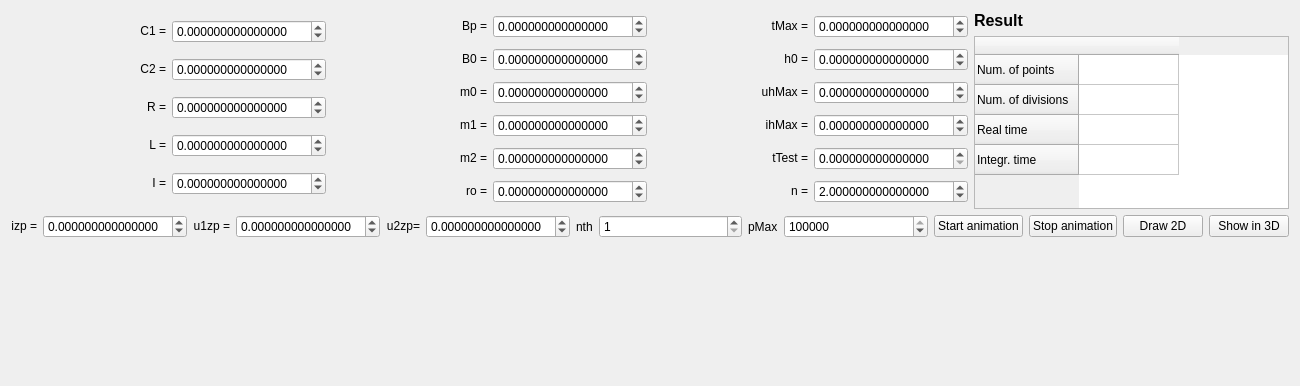
Qt form widgets/trajectorywidget.ui (zsolt-racz/chua-trajectory-visualiser) before a commit; both pictures show x 0 to 1300 and y 0 to 386 of the 1300 by 655 pixel window.
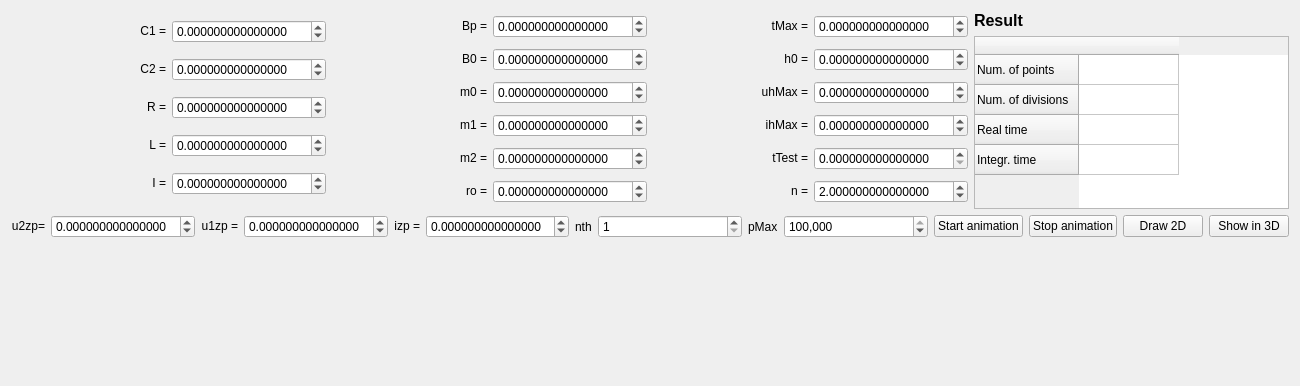
The same form after that commit. Custom widgets are drawn as their Qt base class.

What changed in the file:
```diff
--- a/widgets/trajectorywidget.ui
+++ b/widgets/trajectorywidget.ui
@@ -503,7 +503,9 @@
     </layout>
    </item>
    <item>
-    <layout class="QHBoxLayout" name="horizontalLayout_14" stretch="3,0,0">
+    <layout class="QHBoxLayout" name="horizontalLayout_14" stretch="0,0">
+     <item>
+      <layout class="QHBoxLayout" name="horizontalLayout_17">
      <item>
       <layout class="QHBoxLayout" name="horizontalLayout_16" stretch="0,0,0,0,0,0,0,0,0,0">
        <property name="spacing">
@@ -512,58 +514,6 @@
        <property name="rightMargin">
         <number>0</number>
        </property>
-       <item>
-        <widget class="QLabel" name="label_14">
-         <property name="text">
-          <string>&lt;html&gt;&lt;head/&gt;&lt;body&gt;&lt;p align=&quot;right&quot;&gt;izp =&lt;/p&gt;&lt;/body&gt;&lt;/html&gt;</string>
-         </property>
-        </widget>
-       </item>
-       <item>
-        <widget class="QDoubleSpinBox" name="input_i_0">
-         <property name="sizePolicy">
-          <sizepolicy hsizetype="Expanding" vsizetype="Fixed">
-           <horstretch>0</horstretch>
-           <verstretch>0</verstretch>
-          </sizepolicy>
-         </property>
-         <property name="decimals">
-          <number>15</number>
-         </property>
-         <property name="minimum">
-          <double>-999999.989999999990687</double>
-         </property>
-         <property name="maximum">
-          <double>999999.989999999990687</double>
-         </property>
-        </widget>
-       </item>
-       <item>
-        <widget class="QLabel" name="label_15">
-         <property name="text">
-          <string>&lt;html&gt;&lt;head/&gt;&lt;body&gt;&lt;p align=&quot;right&quot;&gt;u1zp =&lt;/p&gt;&lt;/body&gt;&lt;/html&gt;</string>
-         </property>
-        </widget>
-       </item>
-       <item>
-        <widget class="QDoubleSpinBox" name="input_u1_0">
-         <property name="sizePolicy">
-          <sizepolicy hsizetype="Expanding" vsizetype="Fixed">
-           <horstretch>0</horstretch>
-           <verstretch>0</verstretch>
-          </sizepolicy>
-         </property>
-         <property name="decimals">
-          <number>15</number>
-         </property>
-         <property name="minimum">
-          <double>-999999.989999999990687</double>
-         </property>
-         <property name="maximum">
-          <double>999999.989999999990687</double>
-         </property>
-        </widget>
-       </item>
        <item>
         <widget class="QLabel" name="label_16">
          <property name="text">
@@ -578,6 +528,67 @@
            <horstretch>0</horstretch>
            <verstretch>0</verstretch>
           </sizepolicy>
+           </property>
+           <property name="showGroupSeparator" stdset="0">
+            <bool>true</bool>
+           </property>
+           <property name="decimals">
+            <number>15</number>
+           </property>
+           <property name="minimum">
+            <double>-999999.989999999990687</double>
+           </property>
+           <property name="maximum">
+            <double>999999.989999999990687</double>
+           </property>
+          </widget>
+         </item>
+         <item>
+          <widget class="QLabel" name="label_15">
+           <property name="text">
+            <string>&lt;html&gt;&lt;head/&gt;&lt;body&gt;&lt;p align=&quot;right&quot;&gt;u1zp =&lt;/p&gt;&lt;/body&gt;&lt;/html&gt;</string>
+           </property>
+          </widget>
+         </item>
+         <item>
+          <widget class="CustomDoubleSpinBox" name="input_u1_0">
+           <property name="sizePolicy">
+            <sizepolicy hsizetype="Expanding" vsizetype="Fixed">
+             <horstretch>0</horstretch>
+             <verstretch>0</verstretch>
+            </sizepolicy>
+           </property>
+           <property name="showGroupSeparator" stdset="0">
+            <bool>true</bool>
+           </property>
+           <property name="decimals">
+            <number>15</number>
+           </property>
+           <property name="minimum">
+            <double>-999999.989999999990687</double>
+           </property>
+           <property name="maximum">
+            <double>999999.989999999990687</double>
+           </property>
+          </widget>
+         </item>
+         <item>
+          <widget class="QLabel" name="label_14">
+           <property name="text">
+            <string>&lt;html&gt;&lt;head/&gt;&lt;body&gt;&lt;p align=&quot;right&quot;&gt;izp =&lt;/p&gt;&lt;/body&gt;&lt;/html&gt;</string>
+           </property>
+          </widget>
+         </item>
+         <item>
+          <widget class="CustomDoubleSpinBox" name="input_i_0">
+           <property name="sizePolicy">
+            <sizepolicy hsizetype="Expanding" vsizetype="Fixed">
+             <horstretch>0</horstretch>
+             <verstretch>0</verstretch>
+            </sizepolicy>
+           </property>
+           <property name="showGroupSeparator" stdset="0">
+            <bool>true</bool>
          </property>
          <property name="decimals">
           <number>15</number>
@@ -605,6 +616,9 @@
            <verstretch>0</verstretch>
           </sizepolicy>
          </property>
+           <property name="showGroupSeparator" stdset="0">
+            <bool>true</bool>
+           </property>
          <property name="minimum">
           <number>1</number>
          </property>
@@ -634,6 +648,9 @@
            <verstretch>0</verstretch>
           </sizepolicy>
          </property>
+           <property name="showGroupSeparator" stdset="0">
+            <bool>true</bool>
+           </property>
          <property name="minimum">
           <number>1</number>
          </property>
@@ -651,8 +668,6 @@
       </layout>
      </item>
      <item>
-      <layout class="QHBoxLayout" name="horizontalLayout_17">
-       <item>
         <widget class="QPushButton" name="button_animate">
          <property name="text">
           <string>Start animation</string>
@@ -686,25 +701,6 @@
    </item>
    <item>
     <layout class="QHBoxLayout" name="horizontalLayout_22" stretch="0,0,0">
-     <item>
-      <widget class="QCustomPlot" name="plot_iu1" native="true">
-       <property name="sizePolicy">
-        <sizepolicy hsizetype="MinimumExpanding" vsizetype="MinimumExpanding">
-         <horstretch>0</horstretch>
-         <verstretch>0</verstretch>
-        </sizepolicy>
-       </property>
-       <property name="minimumSize">
-        <size>
-         <width>400</width>
-         <height>400</height>
-        </size>
-       </property>
-       <property name="contextMenuPolicy">
-        <enum>Qt::CustomContextMenu</enum>
-       </property>
-      </widget>
-     </item>
      <item>
       <widget class="QCustomPlot" name="plot_iu2" native="true">
        <property name="sizePolicy">
@@ -724,6 +720,25 @@
        </property>
       </widget>
      </item>
+     <item>
+      <widget class="QCustomPlot" name="plot_iu1" native="true">
+       <property name="sizePolicy">
+        <sizepolicy hsizetype="MinimumExpanding" vsizetype="MinimumExpanding">
+         <horstretch>0</horstretch>
+         <verstretch>0</verstretch>
+        </sizepolicy>
+       </property>
+       <property name="minimumSize">
+        <size>
+         <width>400</width>
+         <height>400</height>
+        </size>
+       </property>
+       <property name="contextMenuPolicy">
+        <enum>Qt::CustomContextMenu</enum>
+       </property>
+      </widget>
+     </item>
      <item>
       <widget class="QCustomPlot" name="plot_u1u2" native="true">
        <property name="sizePolicy">
@@ -754,6 +769,16 @@
    <header>qcustomplot/qcustomplot.h</header>
    <container>1</container>
   </customwidget>
+  <customwidget>
+   <class>CustomSpinBox</class>
+   <extends>QSpinBox</extends>
+   <header>widgets/customspinbox.h</header>
+  </customwidget>
+  <customwidget>
+   <class>CustomDoubleSpinBox</class>
+   <extends>QDoubleSpinBox</extends>
+   <header>widgets/customdoublespinbox.h</header>
+  </customwidget>
  </customwidgets>
  <resources/>
  <connections/>
```
Left out of the diff: 91 changed lines with no effect on the pictures. Lines whose indentation alone changed are shown as unchanged.
